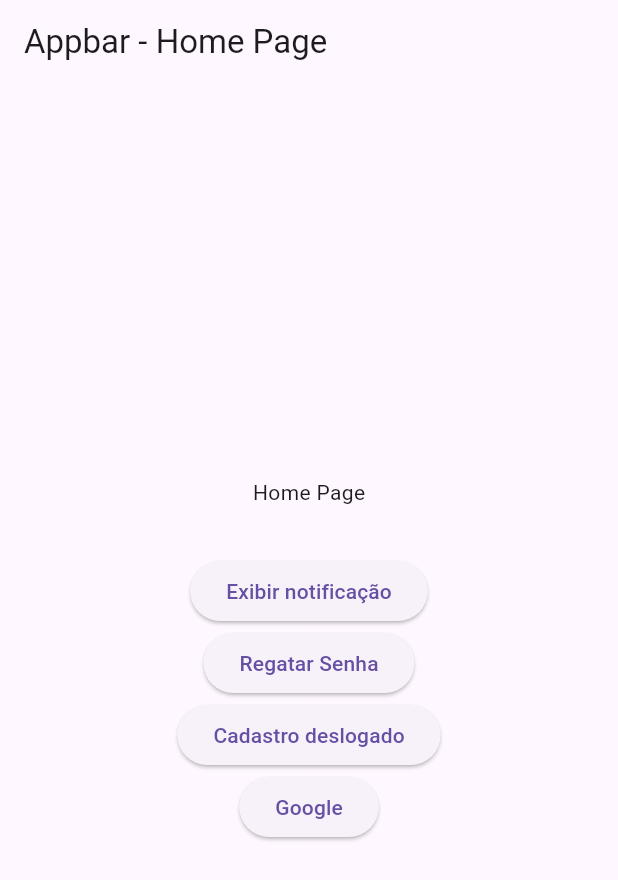
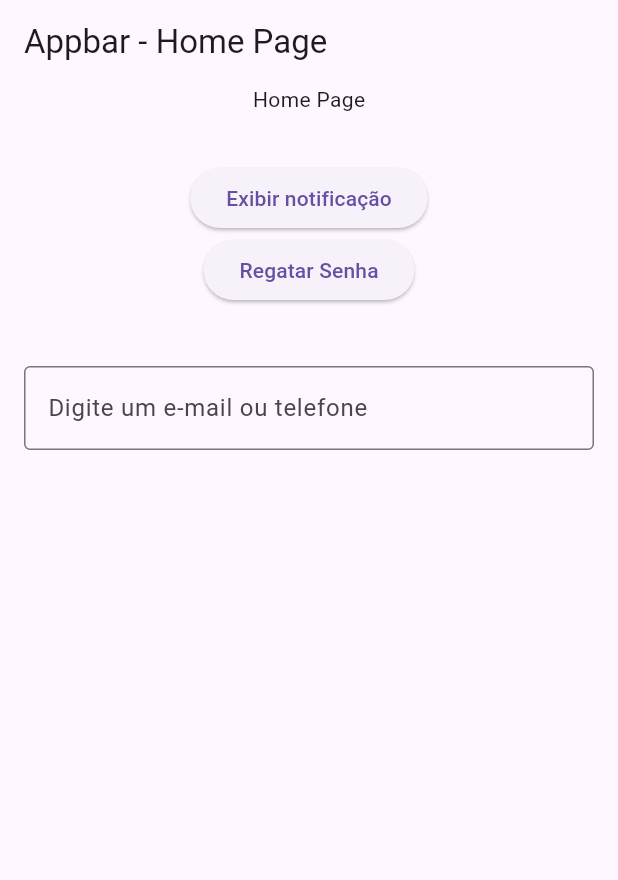
Before and after one commit to WemersonDamasceno/local_notifications, a Flutter app: the screen it shows after launch, on a phone screen of 412 x 824 dp. Shown: the top 880 px of the screen. Run offline on Flutter 3.47's test engine with Material 3 defaults, Android fonts, the phone set to English and light mode, and no system bars; our stand-ins replace firebase_core, firebase_messaging, flutter_local_notifications; accounts and stored records are empty.

Commit message:
feat: create input for email and phone

```diff
--- /dev/null
+++ b/lib/views/dynamic_input/custom_input_widget.dart
@@ -0,0 +1,33 @@
+import 'package:flutter/material.dart';
+import 'package:notifications_firebase/views/dynamic_input/phone_formatter.dart';
+
+class CustomInputWidget extends StatefulWidget {
+  final TextEditingController controller;
+
+  const CustomInputWidget({super.key, required this.controller});
+
+  @override
+  State<CustomInputWidget> createState() => _CustomInputWidgetState();
+}
+
+class _CustomInputWidgetState extends State<CustomInputWidget> {
+  bool isEmail = true;
+
+  bool _isEmail(String text) {
+    if (text.isEmpty) return true;
+    return RegExp(r'[a-zA-Z]').hasMatch(text);
+  }
+
+  @override
+  Widget build(BuildContext context) {
+    return TextField(
+      controller: widget.controller,
+      onChanged: (value) => setState(() => isEmail = _isEmail(value)),
+      inputFormatters: isEmail ? [] : [PhoneNumberFormatter()],
+      decoration: const InputDecoration(
+        labelText: 'Digite um e-mail ou telefone',
+        border: OutlineInputBorder(),
+      ),
+    );
+  }
+}
--- a/lib/views/home_page.dart
+++ b/lib/views/home_page.dart
@@ -1,5 +1,6 @@
 import 'package:flutter/material.dart';
 import 'package:notifications_firebase/services/notification_service.dart';
+import 'package:notifications_firebase/views/dynamic_input/custom_input_widget.dart';
 import 'package:notifications_firebase/views/on_pressed_button_teste.dart';
 import 'package:url_launcher/url_launcher.dart';
 
@@ -12,6 +13,7 @@ class HomePage extends StatefulWidget {
 
 class _HomePageState extends State<HomePage> {
   final _notificationService = NotificationService();
+  final inputController = TextEditingController();
 
   @override
   void initState() {
@@ -47,7 +49,8 @@ class _HomePageState extends State<HomePage> {
       appBar: AppBar(
         title: const Text('Appbar - Home Page'),
       ),
-      body: Column(
+      body: SingleChildScrollView(
+        child: Column(
           mainAxisAlignment: MainAxisAlignment.center,
           crossAxisAlignment: CrossAxisAlignment.center,
           children: [
@@ -68,28 +71,15 @@ class _HomePageState extends State<HomePage> {
               },
               child: const Text('Regatar Senha'),
             ),
-          ElevatedButton(
-            onPressed: () async {
-              if (!await launchUrl(
-                Uri.parse(
-                    'https://serasaempreendedor.com.br/cadastro/resgatar-senha'),
-              )) {
-                throw Exception('Could not launch');
-              }
-            },
-            child: const Text('Cadastro deslogado'),
+            const SizedBox(height: 24),
+            Padding(
+              padding: const EdgeInsets.all(16.0),
+              child: CustomInputWidget(
+                controller: inputController,
               ),
-          ElevatedButton(
-            onPressed: () async {
-              if (!await launchUrl(
-                Uri.parse('https://google.com'),
-              )) {
-                throw Exception('Could not launch');
-              }
-            },
-            child: const Text('Google'),
             ),
           ],
+        ),
       ),
     );
   }
```
Also changed, not shown: lib/views/dynamic_input/phone_formatter.dart (added, +35 -0 lines), 1 other file. Lines whose indentation alone changed are shown as unchanged.
